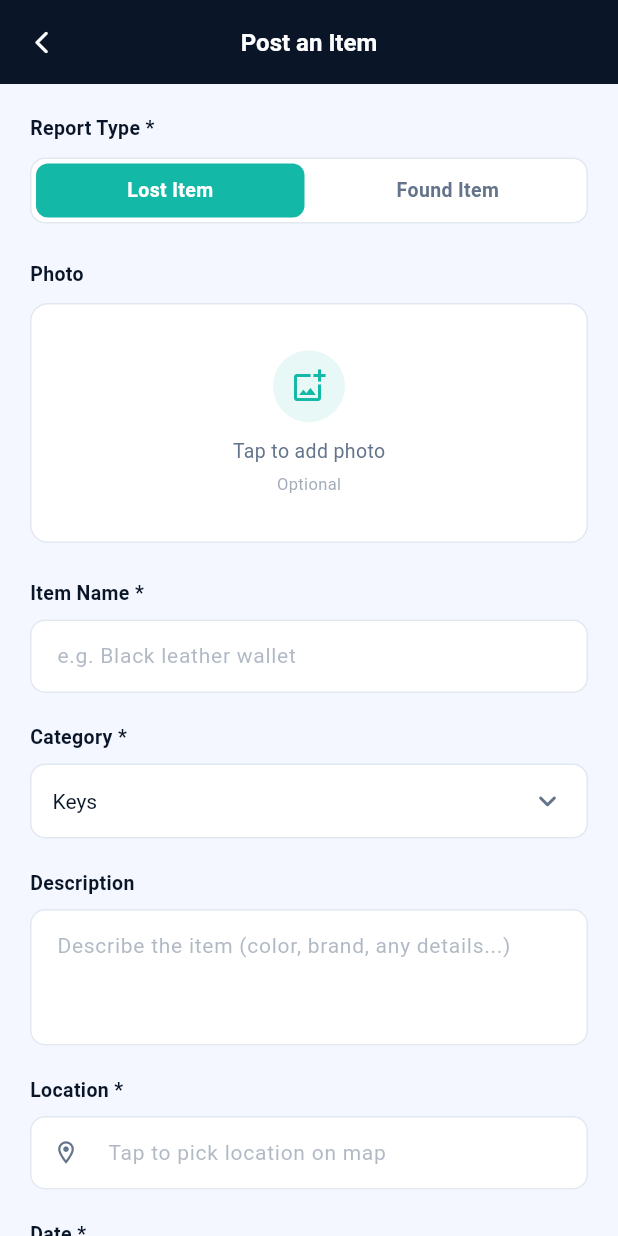
After one commit to Medalisekri/retrieva_frontend, a Flutter app: the PostItemScreen screen opened by its route, on a phone screen of 412 x 824 dp. The commit adds this screen. Run offline on Flutter 3.47's test engine with Material 3 defaults, Android fonts, the phone set to English and light mode, and no system bars; our stand-ins replace dio, firebase_auth, firebase_core, flutter_dotenv, flutter_riverpod, go_router and 2 more; accounts and stored records are empty; network calls fail.

Commit message:
Add initial post item parts

```diff
--- a/lib/core/router/app_router.dart
+++ b/lib/core/router/app_router.dart
@@ -3,8 +3,11 @@ import 'package:go_router/go_router.dart';
 import 'package:flutter/material.dart';
 import 'package:retrieva/core/router/app_routes.dart';
 import 'package:retrieva/screens/browse_screen.dart';
+
 import 'package:retrieva/screens/login_screen.dart';
 import 'package:retrieva/screens/signup_screen.dart';
+
+import '../../screens/post_item_screen.dart';
 final appRouterProvider = Provider<GoRouter>((ref) {
   return GoRouter(
     initialLocation: AppRoutes.items,
@@ -20,7 +23,7 @@ final appRouterProvider = Provider<GoRouter>((ref) {
       ),
       GoRoute(
         path: AppRoutes.home,
-        builder: (context, state) => const SignupScreen(),
+        builder: (context, state) => const PostItemScreen(),
       ),
       GoRoute(
         path: AppRoutes.items,
--- a/lib/models/item_model.dart
+++ b/lib/models/item_model.dart
@@ -10,10 +10,10 @@ class Item {
   final double lat;
   final double long;
   final String status;
-  final DateTime createdAt;
-  final DateTime updatedAt;
-  final DateTime expiresAt;
-  final bool isReported;
+  final DateTime? createdAt;
+  final DateTime? updatedAt;
+  final DateTime? expiresAt;
+  final bool? isReported;
 
 
   Item({
@@ -26,10 +26,10 @@ class Item {
     required this.lat,
     required this.long,
     required this.status,
-    required this.createdAt,
-    required this.updatedAt,
-    required this.expiresAt,
-    required this.isReported
+     this.createdAt,
+     this.updatedAt,
+     this.expiresAt,
+    this.isReported
 });
 
   Map<String , dynamic> toJson()=>{
@@ -42,9 +42,9 @@ class Item {
     'lat':lat,
     'long':long,
     'status':status,
-    'createdAt': createdAt.toIso8601String(),
-    'updatedAt':updatedAt.toIso8601String(),
-    'expiresAt':expiresAt.toIso8601String(),
+    'createdAt': createdAt?.toIso8601String(),
+    'updatedAt':updatedAt?.toIso8601String(),
+    'expiresAt':expiresAt?.toIso8601String(),
     'isReported':isReported,
 
   };
--- a/lib/providers/auth_provider.dart
+++ b/lib/providers/auth_provider.dart
@@ -63,5 +63,5 @@ class AuthNotifier extends AsyncNotifier<void> {
    }
 
 
-} final authProvider = AsyncNotifierProvider<AuthNotifier , void>(
+} final authNotifier = AsyncNotifierProvider<AuthNotifier , void>(
     AuthNotifier.new);
--- a/lib/providers/item_provider.dart
+++ b/lib/providers/item_provider.dart
@@ -23,7 +23,13 @@ class ItemNotifier extends AsyncNotifier<List<Item>> {
       }
     );
   }
-
+  void addItem(Item item)async {
+    state = const AsyncValue.loading();
+    state =await AsyncValue.guard<List<Item>>(()async {
+      return await _repository.addItem(item);
+    }
+    );
+  }
 
 
 
--- a/lib/repositories/item_repository.dart
+++ b/lib/repositories/item_repository.dart
@@ -31,4 +31,20 @@ Future<List<Item>> getItems() async {
   }
 
 }
+  Future<List<Item>> addItem(Item item) async {
+    final List<Item> items = [];
+    try{
+      final  response = await _dio.post('/items/item/' , options: await _authOptions ,data: item);
+      print(response.data);
+      if(response.statusCode!=200){
+        throw Exception('Something went wrong ${response.statusMessage}');
+      }
+      final List<dynamic> rawData = response.data as List<dynamic>;
+      items.addAll(rawData.map((item)=>Item.fromJson(item as Map<String , dynamic>)).toList());
+      return items;
+        }catch(e){
+      throw Exception('Something went wrong $e');
+    }
+
+  }
 }
--- /dev/null
+++ b/lib/screens/post_item_screen.dart
@@ -0,0 +1,480 @@
+import 'dart:io';
+import 'package:flutter/material.dart';
+import 'package:firebase_auth/firebase_auth.dart';
+
+import 'package:flutter_riverpod/flutter_riverpod.dart';
+import 'package:image_picker/image_picker.dart';
+import 'package:intl/intl.dart';
+import 'package:retrieva/core/services/cloudinary_service.dart';
+import 'package:retrieva/providers/item_provider.dart';
+
+
+import 'package:flutter/foundation.dart';
+
+import '../core/theme/apptheme.dart';
+import '../models/item_model.dart';
+
+class PostItemScreen extends ConsumerStatefulWidget {
+  const PostItemScreen({super.key});
+
+  @override
+  ConsumerState<PostItemScreen> createState() => _PostItemScreenState();
+}
+
+
+class _PostItemScreenState extends ConsumerState<PostItemScreen> {
+  final _formKey    = GlobalKey<FormState>();
+  final _nameCtrl   = TextEditingController();
+  final _descCtrl   = TextEditingController();
+  final _locCtrl    = TextEditingController();
+  final _dateCtrl   = TextEditingController();
+  Uint8List? _webImage;   // ← for web preview
+  File?      _image;
+  double? _lat;
+  double? _lng;
+  String _type      = 'Lost';   // 'lost' or 'found'
+  String _status = 'Active';
+  String _category  = 'Keys';
+  bool   _loading   = false;
+  DateTime? _selectedDate;
+
+  final List<String> _categories = [
+    'Keys', 'Wallet', 'Phone', 'Bag', 'Documents',
+    'Jewelry', 'Glasses', 'Electronics', 'Clothing', 'Other',
+  ];
+
+  @override
+  void initState() {
+    super.initState();
+    // Read argument passed from quick action ('lost' or 'found')
+    WidgetsBinding.instance.addPostFrameCallback((_) {
+      final arg = ModalRoute.of(context)?.settings.arguments as String?;
+      if (arg != null) setState(() => _type = arg);
+    });
+  }
+
+  @override
+  void dispose() {
+    _nameCtrl.dispose();
+    _descCtrl.dispose();
+    _locCtrl.dispose();
+    _dateCtrl.dispose();
+    super.dispose();
+  }
+
+  // ── Pick image ────────────────────────────────────────
+  Future<void> _pickImage() async {
+    final picker = ImagePicker();
+    final picked = await picker.pickImage(
+      source: ImageSource.gallery,
+      imageQuality: 75,
+    );
+    if (picked == null) return;
+
+    if (kIsWeb) {
+      // Web — read as bytes
+      final bytes = await picked.readAsBytes();
+      setState(() => _webImage = bytes);
+    } else {
+      // Mobile
+      setState(() => _image = File(picked.path));
+    }
+  }
+  // ── Pick date ─────────────────────────────────────────
+  Future<void> _pickDate() async {
+    final now  = DateTime.now();
+    final date = await showDatePicker(
+      context: context,
+      initialDate: now,
+      firstDate: DateTime(now.year - 1),
+      lastDate: now,
+      builder: (ctx, child) => Theme(
+        data: Theme.of(ctx).copyWith(
+          colorScheme: const ColorScheme.light(primary: AppColors.teal),
+        ),
+        child: child!,
+      ),
+    );
+    if (date != null) {
+      setState(() {
+        _selectedDate = date;
+        _dateCtrl.text = DateFormat('dd MMM yyyy').format(date);
+      });
+    }
+  }
+
+  // ── Submit ────────────────────────────────────────────
+  Future<void> _submit(Item item) async {
+    if (!_formKey.currentState!.validate()) return;
+    setState(() => _loading = true);
+    ref.read(itemNotifier.notifier).addItem(item);
+String? imageUrl;
+final cloudinary =  CloudinaryService();
+if (kIsWeb && _webImage != null) {
+imageUrl = await cloudinary.pickAndUploadImage(source: ImageSource.gallery , folder: 'retrieva/items');
+} else if (_image != null) {
+imageUrl = await cloudinary.pickAndUploadImage(source: ImageSource.gallery , folder: 'retrieva/items');
+}
+
+}
+
+  @override
+  Widget build(BuildContext context) {
+    final itemState =ref.watch(itemNotifier);
+    return Scaffold(
+      backgroundColor: AppColors.surface,
+      appBar: AppBar(
+        backgroundColor: AppColors.navy,
+        foregroundColor: Colors.white,
+        elevation: 0,
+        centerTitle: true,
+        title: const Text('Post an Item',
+            style: TextStyle(
+                fontSize: 16,
+                fontWeight: FontWeight.w700,
+                color: Colors.white)),
+        leading: IconButton(
+          icon: const Icon(Icons.arrow_back_ios_rounded,
+              size: 18, color: Colors.white),
+          onPressed: () => Navigator.pop(context),
+        ),
+      ),
+      body: SingleChildScrollView(
+        padding: const EdgeInsets.all(20),
+        child: Form(
+          key: _formKey,
+          child: Column(
+            crossAxisAlignment: CrossAxisAlignment.start,
+            children: [
+
+              // ── Report Type ──────────────────────────
+              _label('Report Type *'),
+              const SizedBox(height: 10),
+              _buildTypeSwitcher(),
+              const SizedBox(height: 24),
+
+              // ── Photo ────────────────────────────────
+              _label('Photo'),
+              const SizedBox(height: 10),
+              _buildPhotoPicker(),
+              const SizedBox(height: 24),
+
+              // ── Item Name ────────────────────────────
+              _label('Item Name *'),
+              const SizedBox(height: 8),
+              _buildTextField(
+                controller: _nameCtrl,
+                hint: 'e.g. Black leather wallet',
+                validator: (v) =>
+                v == null || v.isEmpty ? 'Item name is required' : null,
+              ),
+              const SizedBox(height: 20),
+
+              // ── Category ─────────────────────────────
+              _label('Category *'),
+              const SizedBox(height: 8),
+              _buildCategoryDropdown(),
+              const SizedBox(height: 20),
+
+              // ── Description ──────────────────────────
+              _label('Description'),
+              const SizedBox(height: 8),
+              _buildTextField(
+                controller: _descCtrl,
+                hint: 'Describe the item (color, brand, any details...)',
+                maxLines: 3,
+              ),
+              const SizedBox(height: 20),
+
+              // ── Location ─────────────────────────────
+// ── Location ─────────────────────────────────────────
+              _label('Location *'),
+              const SizedBox(height: 8),
+              GestureDetector(
+                onTap: () async {
+                  // ✅ Safe cast — never force cast Navigator result
+                  final raw    = await Navigator.pushNamed(context, '/pick-location');
+                  final result = raw is Map ? Map<String, dynamic>.from(raw) : null;
+
+                  if (result != null) {
+                    setState(() {
+                      _lat = (result['lat'] as num?)?.toDouble();
+                      _lng = (result['lng'] as num?)?.toDouble();
+
+                      final address = result['address'] as String?;
+                      _locCtrl.text = (address != null && address.isNotEmpty)
+                          ? address
+                          : '${_lat?.toStringAsFixed(4) ?? ''}, '
+                          '${_lng?.toStringAsFixed(4) ?? ''}';
+                    });
+                  }
+                },
+                child: AbsorbPointer(
+                  child: _buildTextField(
+                    controller: _locCtrl,
+                    hint: 'Tap to pick location on map',
+                    prefixIcon: Icon(
+                      Icons.location_on_outlined,
+                      size: 18,
+                      color: _lat != null ? AppColors.teal : AppColors.textSecondary,
+                    ),
+                    validator: (v) =>
+                    v == null || v.isEmpty ? 'Location is required' : null,
+                  ),
+                ),
+              ),
+              const SizedBox(height: 20),
+
+              // ── Date ─────────────────────────────────
+              _label('Date *'),
+              const SizedBox(height: 8),
+              GestureDetector(
+                onTap: _pickDate,
+                child: AbsorbPointer(
+                  child: _buildTextField(
+                    controller: _dateCtrl,
+                    hint: 'Select date',
+                    prefixIcon: const Icon(Icons.calendar_today_outlined,
+                        size: 18, color: AppColors.textSecondary),
+                    validator: (v) =>
+                    v == null || v.isEmpty ? 'Date is required' : null,
+                  ),
+                ),
+              ),
+              const SizedBox(height: 24),
+
+              // ── Note ─────────────────────────────────
+              Container(
+                padding: const EdgeInsets.all(12),
+                decoration: BoxDecoration(
+                  color: AppColors.teal.withOpacity(0.08),
+                  borderRadius: BorderRadius.circular(10),
+                  border: Border.all(
+                      color: AppColors.teal.withOpacity(0.2)),
+                ),
+                child: const Row(children: [
+                  Icon(Icons.info_outline_rounded,
+                      size: 16, color: AppColors.teal),
+                  SizedBox(width: 8),
+                  Expanded(
+                    child: Text(
+                      'Your name and phone will be auto-added when published.',
+                      style: TextStyle(
+                          fontSize: 12,
+                          color: AppColors.teal),
+                    ),
+                  ),
+                ]),
+              ),
+              const SizedBox(height: 28),
+
+              // ── Publish Button ───────────────────────
+              SizedBox(
+                width: double.infinity,
+                height: 52,
+                child: ElevatedButton(
+                  onPressed: itemState.isLoading ? null : (){if (_formKey.currentState!.validate()){
+                    final newItem = Item
+                        (type: _type, category: _category, name: _nameCtrl.text.trim(), imgUrl: '',
+                        description: _descCtrl.text.trim(), lat: _lat!, long: _lng!,
+                        status:_status ,  expiresAt: null, isReported: false); _submit(newItem);}},
+                  style: ElevatedButton.styleFrom(
+                    backgroundColor: AppColors.teal,
+                    foregroundColor: Colors.white,
+                    shape: RoundedRectangleBorder(
+                        borderRadius: BorderRadius.circular(12)),
+                    elevation: 0,
+                  ),
+                  child: _loading
+                      ? const SizedBox(
+                      height: 20, width: 20,
+                      child: CircularProgressIndicator(
+                          strokeWidth: 2, color: Colors.white))
+                      : const Text('Publish',
+                      style: TextStyle(
+                          fontSize: 16,
+                          fontWeight: FontWeight.w600)),
+                ),
+              ),
+              const SizedBox(height: 20),
+            ],
+          ),
+        ),
+      ),
+    );
+  }
+
+  // ── Type Switcher ─────────────────────────────────────
+  Widget _buildTypeSwitcher() {
+    return Container(
+      height: 44,
+      decoration: BoxDecoration(
+        color: Colors.white,
+        borderRadius: BorderRadius.circular(10),
+        border: Border.all(color: AppColors.border),
+      ),
+      child: Row(children: [
+        _typeTab('Lost', 'Lost Item'),
+        _typeTab('Found', 'Found Item'),
+      ]),
+    );
+  }
+
+  Widget _typeTab(String value, String label) {
+    final selected = _type == value;
+    return Expanded(
+      child: GestureDetector(
+        onTap: () => setState(() => _type = value),
+        child: AnimatedContainer(
+          duration: const Duration(milliseconds: 200),
+          margin: const EdgeInsets.all(3),
+          decoration: BoxDecoration(
+            color: selected ? AppColors.teal : Colors.transparent,
+            borderRadius: BorderRadius.circular(8),
+          ),
+          alignment: Alignment.center,
+          child: Text(label,
+              style: TextStyle(
+                fontSize: 13,
+                fontWeight: FontWeight.w600,
+                color: selected ? Colors.white : AppColors.textSecondary,
+              )),
+        ),
+      ),
+    );
+  }
+
+  // ── Photo Picker ──────────────────────────────────────
+  Widget _buildPhotoPicker() {
+    // Decide which image to show
+    final hasImage = kIsWeb ? _webImage != null : _image != null;
+
+    return GestureDetector(
+      onTap: _pickImage,
+      child: Container(
+        width: double.infinity,
+        height: 160,
+        decoration: BoxDecoration(
+          color: Colors.white,
+          borderRadius: BorderRadius.circular(12),
+          border: Border.all(
+            color: hasImage ? AppColors.teal : AppColors.border,
+            width: hasImage ? 1.5 : 1,
+          ),
+        ),
+        child: hasImage
+            ? ClipRRect(
+          borderRadius: BorderRadius.circular(11),
+          child: kIsWeb
+              ? Image.memory(_webImage!, fit: BoxFit.cover)
+              : Image.file(_image!, fit: BoxFit.cover),
+        )
+            : Column(
+          mainAxisAlignment: MainAxisAlignment.center,
+          children: [
+            Container(
+              width: 48, height: 48,
+              decoration: BoxDecoration(
+                color: AppColors.teal.withOpacity(0.1),
+                shape: BoxShape.circle,
+              ),
+              child: const Icon(Icons.add_photo_alternate_outlined,
+                  color: AppColors.teal, size: 24),
+            ),
+            const SizedBox(height: 10),
+            const Text('Tap to add photo',
+                style: TextStyle(
+                    fontSize: 13, color: AppColors.textSecondary)),
+            const SizedBox(height: 4),
+            Text('Optional',
+                style: TextStyle(
+                    fontSize: 11,
+                    color: AppColors.textSecondary.withOpacity(0.6))),
+          ],
+        ),
+      ),
+    );
+  }
+
+  // ── Category Dropdown ─────────────────────────────────
+  Widget _buildCategoryDropdown() {
+    return Container(
+      padding: const EdgeInsets.symmetric(horizontal: 14),
+      decoration: BoxDecoration(
+        color: Colors.white,
+        borderRadius: BorderRadius.circular(10),
+        border: Border.all(color: AppColors.border),
+      ),
+      child: DropdownButtonHideUnderline(
+        child: DropdownButton<String>(
+          value: _category,
+          isExpanded: true,
+          icon: const Icon(Icons.keyboard_arrow_down_rounded,
+              color: AppColors.textSecondary),
+          style: const TextStyle(
+              fontSize: 14,
+              color: AppColors.textPrimary),
+          items: _categories
+              .map((c) => DropdownMenuItem(value: c, child: Text(c)))
+              .toList(),
+          onChanged: (val) {
+            if (val != null) setState(() => _category = val);
+          },
+        ),
+      ),
+    );
+  }
+
+  // ── Text Field ────────────────────────────────────────
+  Widget _buildTextField({
+    required TextEditingController controller,
+    String? hint,
+    int maxLines = 1,
+    Widget? prefixIcon,
+    String? Function(String?)? validator,
+  }) {
+    return TextFormField(
+      controller: controller,
+      maxLines: maxLines,
+      validator: validator,
+      style: const TextStyle(
+          fontSize: 14, color: AppColors.textPrimary),
+      decoration: InputDecoration(
+        hintText: hint,
+        hintStyle: TextStyle(
+            color: AppColors.textSecondary.withOpacity(0.5),
+            fontSize: 14),
+        prefixIcon: prefixIcon,
+        filled: true,
+        fillColor: Colors.white,
+        contentPadding: const EdgeInsets.symmetric(
+            horizontal: 14, vertical: 14),
+        border: OutlineInputBorder(
+          borderRadius: BorderRadius.circular(10),
+          borderSide: const BorderSide(color: AppColors.border),
+        ),
+        enabledBorder: OutlineInputBorder(
+          borderRadius: BorderRadius.circular(10),
+          borderSide: const BorderSide(color: AppColors.border),
+        ),
+        focusedBorder: OutlineInputBorder(
+          borderRadius: BorderRadius.circular(10),
+          borderSide: const BorderSide(color: AppColors.teal, width: 1.5),
+        ),
+        errorBorder: OutlineInputBorder(
+          borderRadius: BorderRadius.circular(10),
+          borderSide: const BorderSide(color: Colors.redAccent),
+        ),
+      ),
+    );
+  }
+
+  // ── Label ─────────────────────────────────────────────
+  Widget _label(String text) {
+    return Text(text,
+        style: const TextStyle(
+            fontSize: 13,
+            fontWeight: FontWeight.w600,
+            color: AppColors.textPrimary));
+  }
+}
--- a/pubspec.yaml
+++ b/pubspec.yaml
@@ -43,7 +43,10 @@ dependencies:
   firebase_auth: ^6.5.7
   google_sign_in: ^6.0.0
   go_router: ^17.5.0
-
+  cloudinary_api: ^1.1.1
+  cloudinary_url_gen: ^1.8.0
+  image_picker: ^1.1.1
+  intl: ^0.20.2
 dev_dependencies:
   flutter_test:
     sdk: flutter
```
Also changed, not shown: lib/core/services/cloudinary_service.dart (added, +88 -0 lines), lib/core/widgets/actions_card.dart (added, +63 -0 lines), lib/repositories/auth_repository.dart (+10 -0 lines), lib/screens/home_screen.dart (deleted, +0 -15 lines), lib/screens/login_screen.dart (+5 -5 lines), lib/screens/signup_screen.dart (+4 -4 lines), pubspec.lock, 5 other files.
